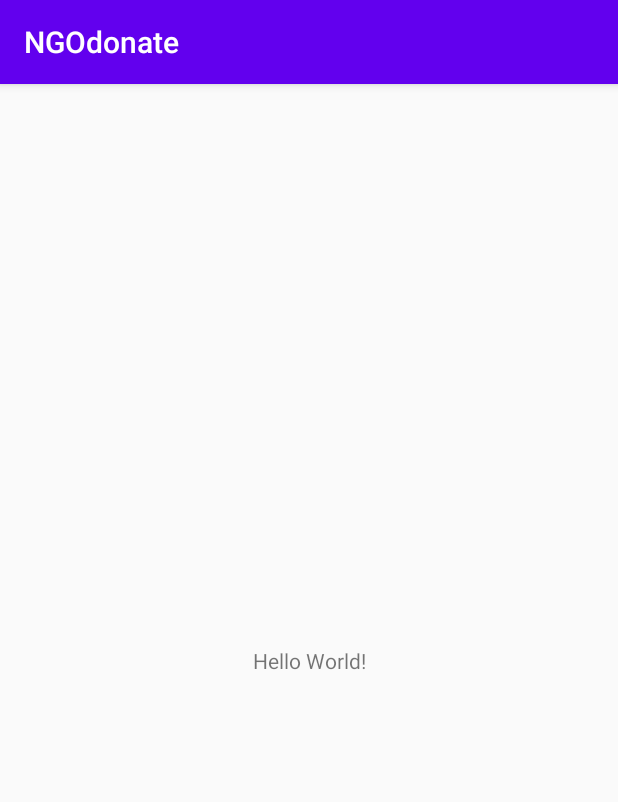
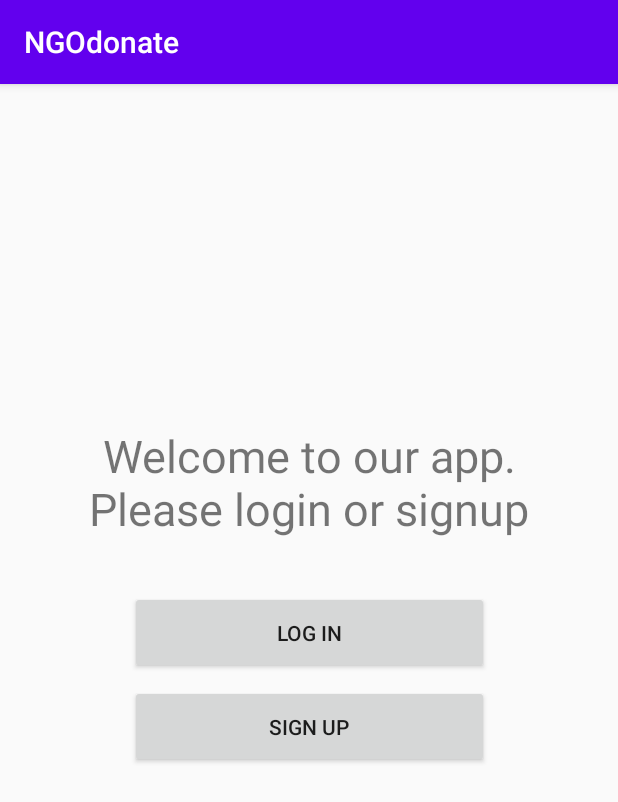
Before and after one commit to keerthi-sekar/2021-GSC-NGO, an Android app: the screen it shows after launch (MainActivity before the commit, WelcomeActivity after it), on a phone screen of 412 x 824 dp. Shown: the top 802 px of the screen. Run offline under Robolectric (Android 15) with nearby library versions, the phone set to English and light mode, and no system bars; our stand-ins replace Firebase (no records; nobody signed in at launch, a user with empty details on screens opened directly).

Commit message:
SignUp and LogIn

```diff
--- a/App/app/src/main/AndroidManifest.xml
+++ b/App/app/src/main/AndroidManifest.xml
@@ -9,7 +9,10 @@
         android:roundIcon="@mipmap/ic_launcher_round"
         android:supportsRtl="true"
         android:theme="@style/AppTheme">
-        <activity android:name="com.gsoc2021.ngodonate.MainActivity">
+        <activity android:name=".LoginActivity"></activity>
+        <activity android:name=".MainActivity" />
+        <activity android:name=".SignUpActivity" />
+        <activity android:name=".WelcomeActivity">
             <intent-filter>
                 <action android:name="android.intent.action.MAIN" />
 
--- /dev/null
+++ b/App/app/src/main/java/com/gsoc2021/ngodonate/WelcomeActivity.kt
@@ -0,0 +1,37 @@
+package com.gsoc2021.ngodonate
+
+import android.content.Intent
+import android.os.Bundle
+import android.view.View
+import androidx.appcompat.app.AppCompatActivity
+import com.google.firebase.auth.FirebaseAuth
+import com.google.firebase.auth.FirebaseUser
+
+class WelcomeActivity : AppCompatActivity() {
+    private var firebaseUser: FirebaseUser? = null
+
+    override fun onStart() {
+        super.onStart()
+        firebaseUser = FirebaseAuth.getInstance().currentUser
+
+        //check if user is null
+        if (firebaseUser != null) {
+            val intent = Intent(this@WelcomeActivity, MainActivity::class.java)
+            startActivity(intent)
+            finish()
+        }
+    }
+
+    override fun onCreate(savedInstanceState: Bundle?) {
+        super.onCreate(savedInstanceState)
+        setContentView(R.layout.activity_welcome)
+    }
+    fun loginScreen(view: View){
+        val intent = Intent(this, LoginActivity::class.java)
+        startActivity(intent)
+    }
+    fun signupScreen(view: View){
+        val intent = Intent(this, SignUpActivity::class.java)
+        startActivity(intent)
+    }
+}
--- a/App/app/src/main/res/layout/activity_main.xml
+++ b/App/app/src/main/res/layout/activity_main.xml
@@ -6,13 +6,16 @@
     android:layout_height="match_parent"
     tools:context=".MainActivity">
 
-    <TextView
+    <Button
+        android:id="@+id/button"
         android:layout_width="wrap_content"
         android:layout_height="wrap_content"
-        android:text="Hello World!"
+        android:text="Sign Out"
+        android:onClick="signOut"
         app:layout_constraintBottom_toBottomOf="parent"
-        app:layout_constraintLeft_toLeftOf="parent"
-        app:layout_constraintRight_toRightOf="parent"
+        app:layout_constraintEnd_toEndOf="parent"
+        app:layout_constraintHorizontal_bias="0.5"
+        app:layout_constraintStart_toStartOf="parent"
         app:layout_constraintTop_toTopOf="parent" />
 
 </androidx.constraintlayout.widget.ConstraintLayout>
--- /dev/null
+++ b/App/app/src/main/res/layout/activity_welcome.xml
@@ -0,0 +1,46 @@
+<?xml version="1.0" encoding="utf-8"?>
+<androidx.constraintlayout.widget.ConstraintLayout xmlns:android="http://schemas.android.com/apk/res/android"
+    xmlns:app="http://schemas.android.com/apk/res-auto"
+    xmlns:tools="http://schemas.android.com/tools"
+    android:layout_width="match_parent"
+    android:layout_height="match_parent"
+    tools:context=".WelcomeActivity">
+
+
+    <TextView
+        android:id="@+id/welcome_message"
+        android:layout_width="327dp"
+        android:layout_height="wrap_content"
+        android:layout_marginTop="130dp"
+        android:text="Welcome to our app. Please login or signup"
+        android:textAlignment="center"
+        android:textSize="30sp"
+        app:layout_constraintBottom_toTopOf="@+id/signUpbtn"
+        app:layout_constraintEnd_toEndOf="parent"
+        app:layout_constraintStart_toStartOf="parent"
+        app:layout_constraintTop_toTopOf="parent" />
+
+    <Button
+        android:id="@+id/logInBtn"
+        android:layout_width="239dp"
+        android:layout_height="55dp"
+        android:text="Log In"
+        android:onClick="loginScreen"
+        app:layout_constraintBottom_toTopOf="@+id/signUpbtn"
+        app:layout_constraintEnd_toEndOf="parent"
+        app:layout_constraintHorizontal_bias="0.5"
+        app:layout_constraintStart_toStartOf="parent"
+        app:layout_constraintTop_toBottomOf="@+id/welcome_message"
+        app:layout_constraintVertical_bias="0.826" />
+
+    <Button
+        android:id="@+id/signUpbtn"
+        android:layout_width="239dp"
+        android:layout_height="55dp"
+        android:layout_marginBottom="312dp"
+        android:text="Sign Up"
+        android:onClick="signupScreen"
+        app:layout_constraintBottom_toBottomOf="parent"
+        app:layout_constraintEnd_toEndOf="parent"
+        app:layout_constraintStart_toStartOf="parent" />
+</androidx.constraintlayout.widget.ConstraintLayout>
```
Also changed, not shown: App/app/build.gradle (+14 -4 lines), App/app/src/main/java/com/gsoc2021/ngodonate/LoginActivity.kt (added, +53 -0 lines), App/app/src/main/java/com/gsoc2021/ngodonate/MainActivity.kt (+16 -1 lines), App/app/src/main/java/com/gsoc2021/ngodonate/SignUpActivity.kt (added, +93 -0 lines), App/app/src/main/res/layout/activity_login.xml (added, +84 -0 lines), App/app/src/main/res/layout/activity_sign_up.xml (added, +102 -0 lines).
